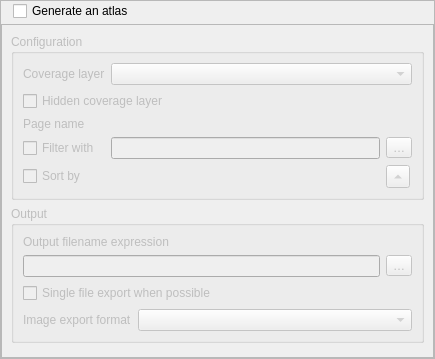
Above: src/ui/layout/qgslayoutatlaswidgetbase.ui from qgis/QGIS before the change. Below: the same form after it.
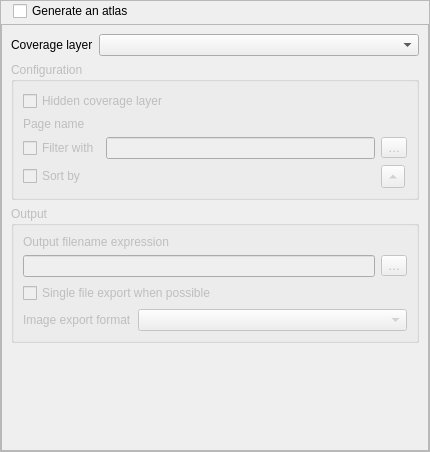
That is the form after the change. Icons and pictures are not drawn. Custom widgets are drawn as their Qt base class.

The edit to the form file:
```diff
--- a/src/ui/layout/qgslayoutatlaswidgetbase.ui
+++ b/src/ui/layout/qgslayoutatlaswidgetbase.ui
@@ -6,8 +6,8 @@
    <rect>
     <x>0</x>
     <y>0</y>
-    <width>435</width>
-    <height>359</height>
+    <width>430</width>
+    <height>452</height>
    </rect>
   </property>
   <property name="sizePolicy">
@@ -66,19 +66,6 @@
         </property>
        </widget>
       </item>
-      <item row="0" column="2">
-       <spacer name="horizontalSpacer">
-        <property name="orientation">
-         <enum>Qt::Horizontal</enum>
-        </property>
-        <property name="sizeHint" stdset="0">
-         <size>
-          <width>40</width>
-          <height>20</height>
-         </size>
-        </property>
-       </spacer>
-      </item>
       <item row="0" column="0">
        <spacer name="horizontalSpacer_2">
         <property name="orientation">
@@ -95,7 +82,7 @@
         </property>
        </spacer>
       </item>
-      <item row="1" column="0" colspan="3">
+      <item row="2" column="0" colspan="4">
        <widget class="QgsScrollArea" name="scrollArea">
         <property name="focusPolicy">
          <enum>Qt::WheelFocus</enum>
@@ -111,14 +98,35 @@
           <rect>
            <x>0</x>
            <y>0</y>
-           <width>417</width>
-           <height>354</height>
+           <width>426</width>
+           <height>420</height>
           </rect>
          </property>
          <layout class="QVBoxLayout" name="mainLayout">
           <property name="bottomMargin">
            <number>0</number>
           </property>
+          <item>
+           <layout class="QHBoxLayout" name="horizontalLayout">
+            <item>
+             <widget class="QLabel" name="mAtlasCoverageLayerLabel">
+              <property name="text">
+               <string>Coverage layer</string>
+              </property>
+             </widget>
+            </item>
+            <item>
+             <widget class="QgsMapLayerComboBox" name="mAtlasCoverageLayerComboBox">
+              <property name="sizePolicy">
+               <sizepolicy hsizetype="Expanding" vsizetype="Fixed">
+                <horstretch>0</horstretch>
+                <verstretch>0</verstretch>
+               </sizepolicy>
+              </property>
+             </widget>
+            </item>
+           </layout>
+          </item>
           <item>
            <widget class="QgsCollapsibleGroupBoxBasic" name="mConfigurationGroup">
             <property name="enabled">
@@ -181,13 +189,6 @@
                </property>
               </widget>
              </item>
-             <item row="0" column="0">
-              <widget class="QLabel" name="mHorizontalAlignementLabel">
-               <property name="text">
-                <string>Coverage layer</string>
-               </property>
-              </widget>
-             </item>
              <item row="2" column="0">
               <widget class="QLabel" name="label">
                <property name="text">
@@ -198,16 +199,6 @@
              <item row="3" column="1">
               <widget class="QLineEdit" name="mAtlasFeatureFilterEdit"/>
              </item>
-             <item row="0" column="1" colspan="2">
-              <widget class="QgsMapLayerComboBox" name="mAtlasCoverageLayerComboBox">
-               <property name="sizePolicy">
-                <sizepolicy hsizetype="Expanding" vsizetype="Fixed">
-                 <horstretch>0</horstretch>
-                 <verstretch>0</verstretch>
-                </sizepolicy>
-               </property>
-              </widget>
-             </item>
              <item row="2" column="1" colspan="2">
               <widget class="QgsFieldExpressionWidget" name="mPageNameWidget" native="true">
                <property name="sizePolicy">
@@ -319,6 +310,19 @@
         </widget>
        </widget>
       </item>
+      <item row="0" column="2" colspan="2">
+       <spacer name="horizontalSpacer">
+        <property name="orientation">
+         <enum>Qt::Horizontal</enum>
+        </property>
+        <property name="sizeHint" stdset="0">
+         <size>
+          <width>40</width>
+          <height>20</height>
+         </size>
+        </property>
+       </spacer>
+      </item>
      </layout>
     </widget>
    </item>
```
Left out of the diff: 1 changed line with no effect on the pictures.
